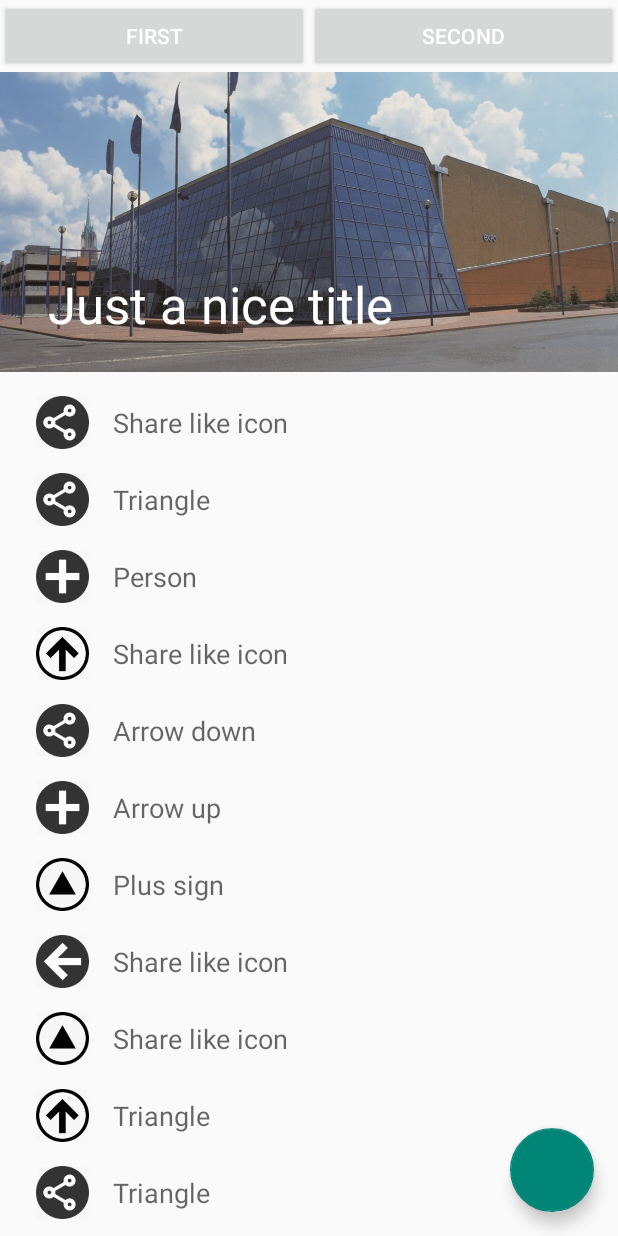
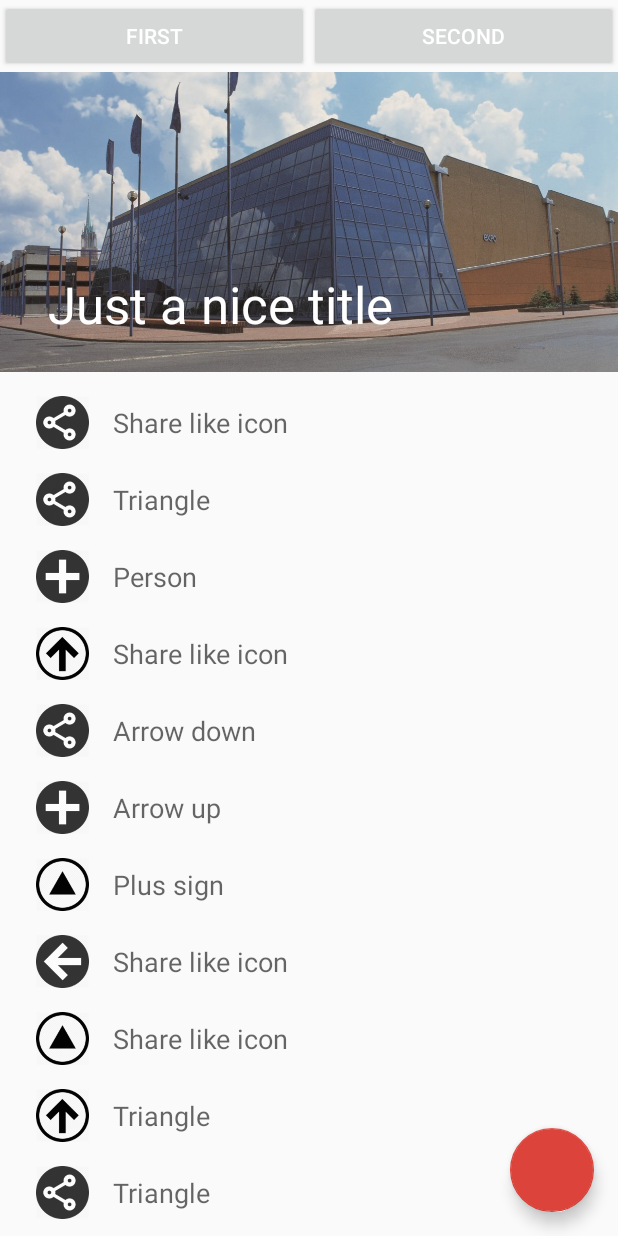
Before and after one commit to OrdonTeam/Mobilization2015, an Android app: the screen it shows after launch (HomeActivity), on a phone screen of 412 x 824 dp. Run offline under Robolectric (Android 15) with nearby library versions, the phone set to English and light mode, and no system bars.

Commit message:
change fab color

```diff
--- a/mobile/src/main/res/layout/first_fragment.xml
+++ b/mobile/src/main/res/layout/first_fragment.xml
@@ -51,5 +51,6 @@
         android:layout_height="wrap_content"
         android:layout_gravity="bottom|end"
         android:layout_margin="16dp"
+        app:backgroundTint="@color/red"
         app:fabSize="normal"/>
 </android.support.design.widget.CoordinatorLayout>
--- a/mobile/src/main/res/values/colors.xml
+++ b/mobile/src/main/res/values/colors.xml
@@ -2,6 +2,6 @@
 <resources>
     <color name="color_primary">#689f39</color>
     <color name="color_primary_dark">#588f29</color>
-
+    <color name="red">#dc433b</color>
     <color name="white">#ffffff</color>
 </resources>
```
